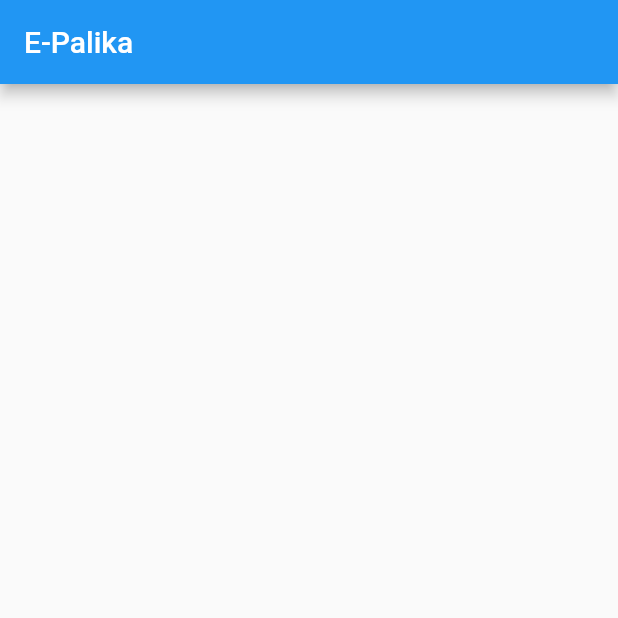
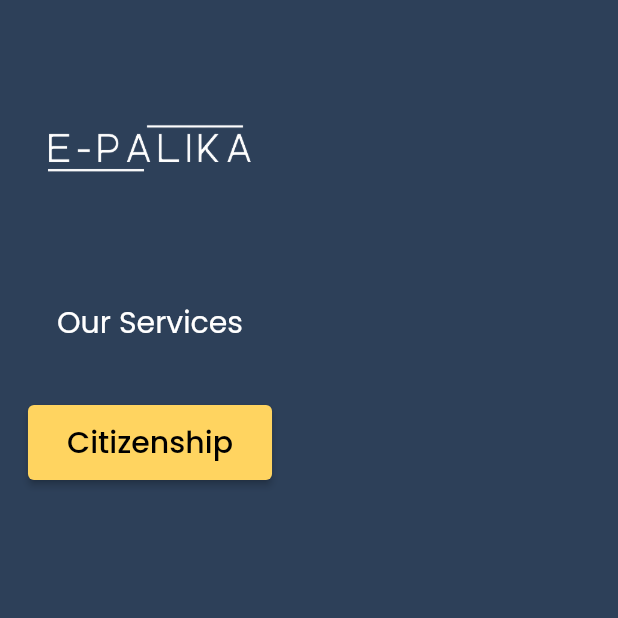
Before and after one commit to sandesh101/E-Palika, a Flutter app: the screen it shows after launch, on a phone screen of 412 x 824 dp, the top half of it. Run offline on Flutter 3.47's test engine with Material 2 defaults, Android fonts, the phone set to English and light mode, and no system bars; our stand-ins replace google_fonts.

Commit message:
Created Home Page and Button

```diff
--- a/lib/constants/colors.dart
+++ b/lib/constants/colors.dart
@@ -1,5 +1,11 @@
-class Color {
-  static String primaryColor = "2D4059";
-  static String secondaryColor = "FFD460";
-  static String accentColor = "EA5455";
+import 'package:flutter/material.dart';
+
+// const Color primaryColor = Color(0xFF2D4059);
+// const secondaryColor = Color(0xFFFFD460);
+// const accentColor = Color(0xFFEA5455);
+
+class Colors {
+  static const primaryColor = Color(0xFF2D4059);
+  static const secondaryColor = Color(0xFFFFD460);
+  static const accentColor = Color(0xFFEA5455);
 }
--- a/lib/main.dart
+++ b/lib/main.dart
@@ -12,8 +12,12 @@ class MyApp extends StatelessWidget {
   @override
   Widget build(BuildContext context) {
     return const MaterialApp(
+      debugShowCheckedModeBanner: false,
       title: 'E-Palika',
       home: SplashScreen(),
+      // routes: {
+      //   '/': (context) => const SplashScreen(),
+      // },
     );
   }
 }
--- a/lib/screens/home_screen.dart
+++ b/lib/screens/home_screen.dart
@@ -1,4 +1,5 @@
 import 'package:flutter/material.dart';
+import 'package:google_fonts/google_fonts.dart';
 
 class HomePage extends StatelessWidget {
   const HomePage({Key? key}) : super(key: key);
@@ -6,7 +7,37 @@ class HomePage extends StatelessWidget {
   @override
   Widget build(BuildContext context) {
     return Scaffold(
-      appBar: AppBar(title: const Text("E-Palika")),
+      backgroundColor: const Color(0xFF2D4059),
+      body: Column(
+        // mainAxisAlignment: MainAxisAlignment.center,
+        crossAxisAlignment: CrossAxisAlignment.center,
+        children: [
+          Image.asset(
+            'assets/images/eplogo.png',
+            height: 200,
+            width: 200,
+          ),
+          Text(
+            'Our Services',
+            style: GoogleFonts.poppins(fontSize: 20, color: Colors.white),
+          ),
+          const SizedBox(
+            height: 40,
+          ),
+          ElevatedButton(
+              style: ElevatedButton.styleFrom(
+                primary: const Color(0xFFFFD460),
+              ),
+              onPressed: () {},
+              child: Padding(
+                padding: const EdgeInsets.all(10.0),
+                child: Text(
+                  'Citizenship',
+                  style: GoogleFonts.poppins(fontSize: 20, color: Colors.black),
+                ),
+              )),
+        ],
+      ),
     );
   }
 }
```
Also changed, not shown: pubspec.yaml (+4 -33 lines), assets/images/eplogo.png, pubspec.lock, 1 other file.
